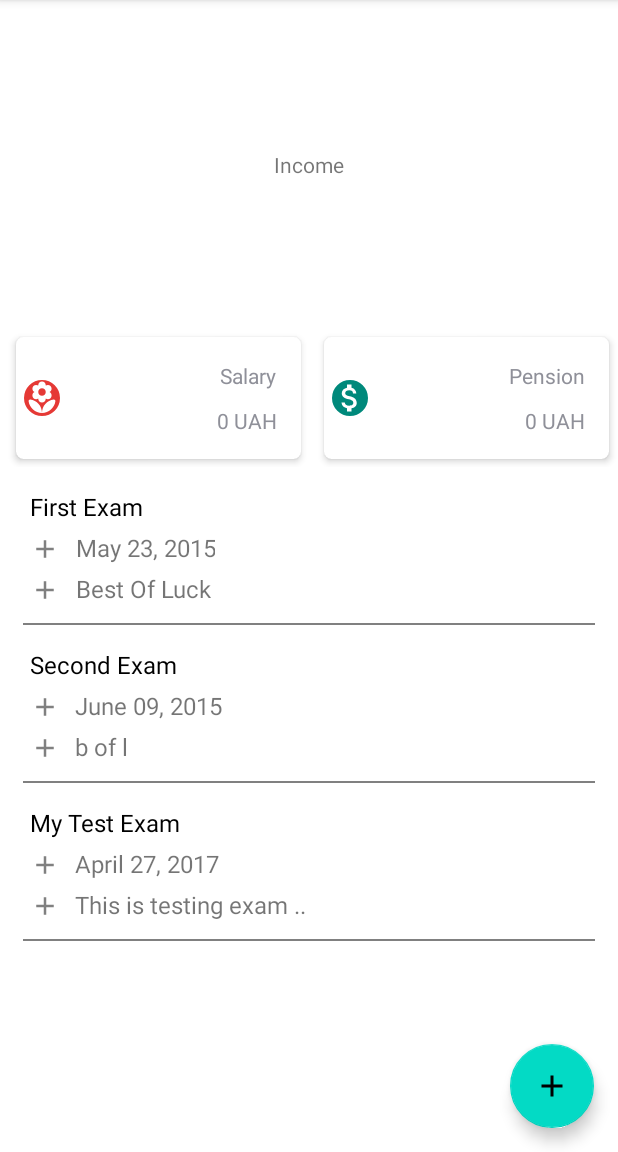
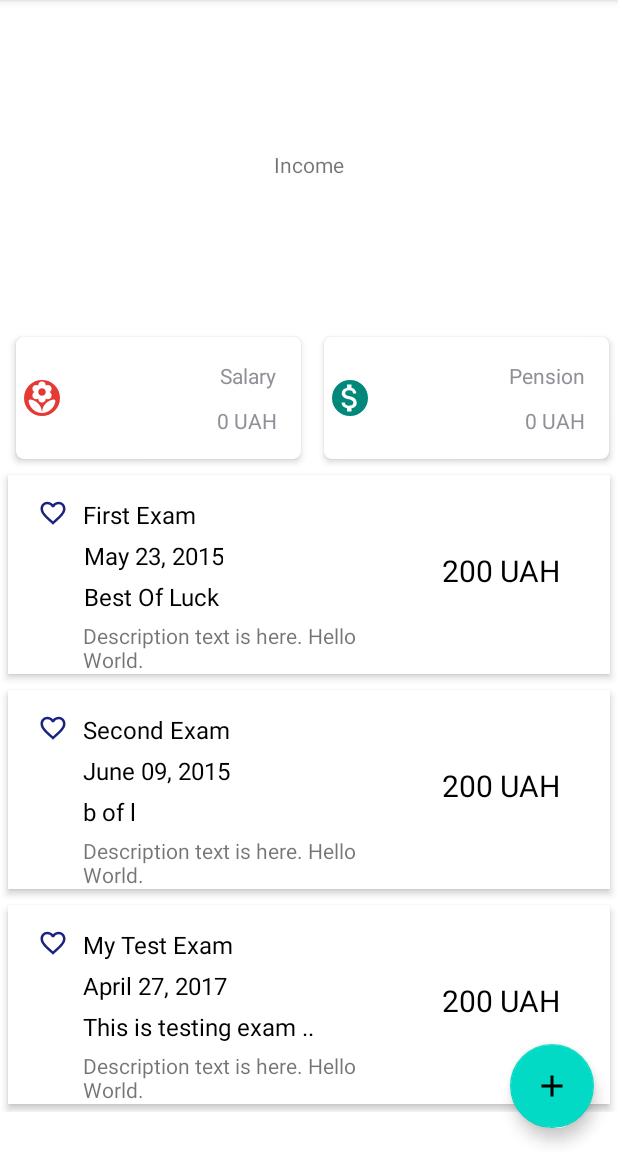
Before and after one commit to viitaliich/Pennychet, an Android app: the screen it shows after launch (MainActivity), after a tap on "First Exam", on a phone screen of 412 x 824 dp, the part 84-1236 px from its top. Run offline under Robolectric (Android 15) with nearby library versions, the phone set to English and light mode, and no system bars; our stand-ins replace Room's generated code; 1 other tap on this screen came first.

Commit message:
Modify XML of list Item
Modify XML of list Item

```diff
--- a/Pennychet/app/src/main/java/com/example/pennychet/MainActivity.java
+++ b/Pennychet/app/src/main/java/com/example/pennychet/MainActivity.java
@@ -31,9 +31,9 @@ import com.example.pennychet.database.Transaction;
 import com.example.pennychet.ui.ExpandableHeightGridView;
 import com.example.pennychet.ui.GridAdapter;
 import com.example.pennychet.ui.GridModel;
-import com.example.pennychet.ui.listAdapter;
-import com.example.pennychet.ui.listClickListener;
-import com.example.pennychet.ui.listData;
+import com.example.pennychet.ui.ListAdapter;
+import com.example.pennychet.ui.ListClickListener;
+import com.example.pennychet.ui.ListData;
 import com.github.mikephil.charting.charts.PieChart;
 import com.github.mikephil.charting.components.Description;
 import com.github.mikephil.charting.components.Legend;
@@ -56,9 +56,9 @@ public class MainActivity extends AppCompatActivity
     private static final String TAG = "MainActivity";
 
 
-    listAdapter listAdapter;
+    ListAdapter listAdapter;
     RecyclerView recyclerView;
-    listClickListener listener;
+    ListClickListener listener;
 
 
 
@@ -134,16 +134,16 @@ public class MainActivity extends AppCompatActivity
     }
 
     // Sample data for RecyclerView
-    private List<listData> getData()
+    private List<ListData> getData()
     {
-        List<listData> list = new ArrayList<>();
-        list.add(new listData("First Exam",
+        List<ListData> list = new ArrayList<>();
+        list.add(new ListData("First Exam",
                 "May 23, 2015",
                 "Best Of Luck"));
-        list.add(new listData("Second Exam",
+        list.add(new ListData("Second Exam",
                 "June 09, 2015",
                 "b of l"));
-        list.add(new listData("My Test Exam",
+        list.add(new ListData("My Test Exam",
                 "April 27, 2017",
                 "This is testing exam .."));
 
@@ -157,24 +157,18 @@ public class MainActivity extends AppCompatActivity
 
 
 
-        List<listData> list = new ArrayList<>();
-        list = getData();
+        List<ListData> list = getData();
 
-        recyclerView
-                = (RecyclerView)findViewById(
-                R.id.recyclerView);
-        listener = new listClickListener() {
+        recyclerView = (RecyclerView)findViewById(R.id.recyclerView);
+        listener = new ListClickListener() {
             @Override
             public void click(int index){
-                Toast.makeText(MainActivity.this, "clicked item index is " + index, Toast.LENGTH_LONG).show();
+                Toast.makeText(MainActivity.this, "clicked item index is " + index, Toast.LENGTH_SHORT).show();
             }
         };
-        listAdapter
-                = new listAdapter(
-                list, getApplication(),listener);
+        listAdapter = new ListAdapter(list, getApplication(),listener);
         recyclerView.setAdapter(listAdapter);
-        recyclerView.setLayoutManager(
-                new LinearLayoutManager(MainActivity.this));
+        recyclerView.setLayoutManager(new LinearLayoutManager(MainActivity.this));
 
 
 
--- /dev/null
+++ b/Pennychet/app/src/main/java/com/example/pennychet/ui/ListAdapter.java
@@ -0,0 +1,72 @@
+package com.example.pennychet.ui;
+
+import android.content.Context;
+import android.view.LayoutInflater;
+import android.view.View;
+import android.view.ViewGroup;
+
+import androidx.recyclerview.widget.RecyclerView;
+
+import com.example.pennychet.R;
+
+import java.util.Collections;
+import java.util.List;
+
+public class ListAdapter extends RecyclerView.Adapter<ListViewHolder> {
+
+    List<ListData> list;
+
+    Context context;
+    ListClickListener listener;
+
+    public ListAdapter(List<ListData> list, Context context, ListClickListener listener)
+    {
+        this.list = list;
+        this.context = context;
+        this.listener = listener;
+    }
+
+    @Override
+    public ListViewHolder
+    onCreateViewHolder(ViewGroup parent, int viewType)
+    {
+        Context context = parent.getContext();
+        LayoutInflater inflater = LayoutInflater.from(context);
+
+        // Inflate the layout
+        View photoView = inflater.inflate(R.layout.list_card_item, parent, false);
+
+        ListViewHolder viewHolder = new ListViewHolder(photoView);
+        return viewHolder;
+    }
+
+    @Override
+    public void
+    onBindViewHolder(final ListViewHolder viewHolder, final int position)
+    {
+        final int index = viewHolder.getAdapterPosition();
+        viewHolder.examName.setText(list.get(position).name);
+        viewHolder.examDate.setText(list.get(position).date);
+        viewHolder.examMessage.setText(list.get(position).message);
+        viewHolder.view.setOnClickListener(new View.OnClickListener() {
+            @Override
+            public void onClick(View view)
+            {
+                listener.click(index);
+            }
+        });
+    }
+
+    @Override
+    public int getItemCount()
+    {
+        return list.size();
+    }
+
+    @Override
+    public void onAttachedToRecyclerView(RecyclerView recyclerView)
+    {
+        super.onAttachedToRecyclerView(recyclerView);
+    }
+
+}
--- a/Pennychet/app/src/main/java/com/example/pennychet/ui/listClickListener.java
+++ b/Pennychet/app/src/main/java/com/example/pennychet/ui/ListClickListener.java
@@ -1,6 +1,6 @@
 package com.example.pennychet.ui;
 
-public interface listClickListener {
+public interface ListClickListener {
 
     void click(int index);
 
--- a/Pennychet/app/src/main/java/com/example/pennychet/ui/listData.java
+++ b/Pennychet/app/src/main/java/com/example/pennychet/ui/ListData.java
@@ -1,11 +1,11 @@
 package com.example.pennychet.ui;
 
-public class listData {
+public class ListData {
     String name;
     String date;
     String message;
 
-    public listData(String name,
+    public ListData(String name,
                     String date,
                     String message)
     {
--- /dev/null
+++ b/Pennychet/app/src/main/java/com/example/pennychet/ui/ListViewHolder.java
@@ -0,0 +1,26 @@
+package com.example.pennychet.ui;
+
+// ViewHolder code for RecyclerView
+
+import android.view.View;
+import android.widget.TextView;
+
+import androidx.recyclerview.widget.RecyclerView;
+
+import com.example.pennychet.R;
+
+public class ListViewHolder extends RecyclerView.ViewHolder {
+    TextView examName;
+    TextView examMessage;
+    TextView examDate;
+    View view;
+
+    ListViewHolder(View itemView)
+    {
+        super(itemView);
+        examName = (TextView)itemView.findViewById(R.id.categoryName);
+        examDate = (TextView)itemView.findViewById(R.id.accountName);
+        examMessage = (TextView)itemView.findViewById(R.id.transactionDate);
+        view = itemView;
+    }
+}
--- a/Pennychet/app/src/main/java/com/example/pennychet/ui/listAdapter.java
+++ /dev/null
@@ -1,90 +0,0 @@
-package com.example.pennychet.ui;
-
-import android.content.Context;
-import android.view.LayoutInflater;
-import android.view.View;
-import android.view.ViewGroup;
-
-import androidx.recyclerview.widget.RecyclerView;
-
-import com.example.pennychet.R;
-
-import java.util.Collections;
-import java.util.List;
-
-public class listAdapter
-        extends RecyclerView.Adapter<listViewHolder> {
-
-    List<listData> list
-            = Collections.emptyList();
-
-    Context context;
-    listClickListener listener;
-
-    public listAdapter(List<listData> list,
-                                Context context,listClickListener listiner)
-    {
-        this.list = list;
-        this.context = context;
-        this.listener = listiner;
-    }
-
-    @Override
-    public listViewHolder
-    onCreateViewHolder(ViewGroup parent,
-                       int viewType)
-    {
-
-        Context context
-                = parent.getContext();
-        LayoutInflater inflater
-                = LayoutInflater.from(context);
-
-        // Inflate the layout
-
-        View photoView
-                = inflater
-                .inflate(R.layout.list_card_item,
-                        parent, false);
-
-        listViewHolder viewHolder
-                = new listViewHolder(photoView);
-        return viewHolder;
-    }
-
-    @Override
-    public void
-    onBindViewHolder(final listViewHolder viewHolder,
-                     final int position)
-    {
-        final int index = viewHolder.getAdapterPosition();
-        viewHolder.examName
-                .setText(list.get(position).name);
-        viewHolder.examDate
-                .setText(list.get(position).date);
-        viewHolder.examMessage
-                .setText(list.get(position).message);
-        viewHolder.view.setOnClickListener(new View.OnClickListener() {
-            @Override
-            public void onClick(View view)
-            {
-                listener.click(index);
-            }
-        });
-    }
-
-    @Override
-    public int getItemCount()
-    {
-        return list.size();
-    }
-
-    @Override
-    public void onAttachedToRecyclerView(
-            RecyclerView recyclerView)
-    {
-        super.onAttachedToRecyclerView(recyclerView);
-    }
-
-
-}
--- a/Pennychet/app/src/main/java/com/example/pennychet/ui/listViewHolder.java
+++ /dev/null
@@ -1,33 +0,0 @@
-package com.example.pennychet.ui;
-
-// ViewHolder code for RecyclerView
-
-import android.view.View;
-import android.widget.TextView;
-
-import androidx.recyclerview.widget.RecyclerView;
-
-import com.example.pennychet.R;
-
-public class listViewHolder
-        extends RecyclerView.ViewHolder {
-    TextView examName;
-    TextView examMessage;
-    TextView examDate;
-    View view;
-
-    listViewHolder(View itemView)
-    {
-        super(itemView);
-        examName
-                = (TextView)itemView
-                .findViewById(R.id.examName);
-        examDate
-                = (TextView)itemView
-                .findViewById(R.id.examDate);
-        examMessage
-                = (TextView)itemView
-                .findViewById(R.id.examMessage);
-        view = itemView;
-    }
-}
--- a/Pennychet/app/src/main/res/layout/list_card_item.xml
+++ b/Pennychet/app/src/main/res/layout/list_card_item.xml
@@ -3,76 +3,89 @@
     xmlns:android="http://schemas.android.com/apk/res/android"
     xmlns:app="http://schemas.android.com/apk/res-auto"
     android:layout_width="match_parent"
-    android:layout_height="105dp">
+    android:layout_height="wrap_content"
+    android:outlineProvider="bounds"
+    android:background="@color/white"
+    android:elevation="3dp"
+    android:layout_margin="5dp"
+    >
+
+    <ImageView
+        android:id="@+id/categoryIcon"
+        android:layout_width="20dp"
+        android:layout_height="20dp"
+        app:tint="@color/ctg5"
+        android:layout_marginStart="20dp"
+        android:layout_marginTop="15dp"
+        app:srcCompat="@drawable/ic_baseline_favorite_border_24"/>
+
+    <TextView
+        android:layout_width="wrap_content"
+        android:layout_height="wrap_content"
+        android:id="@+id/categoryName"
+        android:text="Category"
+        android:textSize="16sp"
+        android:textColor="@color/black"
+        android:layout_marginStart="10dp"
+        android:layout_marginTop="15dp"
+        android:maxLines="1"
+        android:layout_toEndOf="@id/categoryIcon"
+        />
 
 
     <TextView
-        android:layout_width="200dp"
-        android:id="@+id/examName"
-        android:textSize="16sp"
-        android:layout_marginStart="20dp"
-        android:text="First Exam"
-        android:textColor="@color/black"
-        android:layout_marginEnd="20dp"
-        android:maxLines="1"
-        android:layout_marginTop="15dp"
-        android:layout_height="wrap_content"/>
-
-    <ImageView
-        android:id="@+id/examPic"
-        android:layout_width="20dp"
-        android:layout_height="20dp"
-        android:layout_below="@+id/examName"
-        app:tint="#808080"
-        android:layout_marginStart="20dp"
-        android:layout_marginTop="7dp"
-        app:srcCompat="@drawable/ic_baseline_add_24"/>
-
-    <TextView
-        android:id="@+id/examDate"
-        android:layout_toEndOf="@+id/examPic"
+        android:id="@+id/accountName"
         android:layout_width="wrap_content"
         android:layout_height="wrap_content"
-        android:layout_below="@+id/examName"
+        android:layout_below="@+id/categoryName"
+        android:layout_toEndOf="@+id/categoryIcon"
         android:layout_marginTop="5dp"
         android:layout_marginEnd="20dp"
         android:layout_marginStart="10dp"
+        android:text="Cash"
+        android:textColor="@color/black"
+        android:textSize="16sp"
         android:gravity="center"
-        android:text="May 23, 2015"
-        android:textSize="16sp"/>
-
-    <ImageView
-        android:id="@+id/examPic2"
-        android:layout_width="20dp"
-        android:layout_height="20dp"
-        android:layout_below="@+id/examDate"
-        app:tint="#808080"
-        android:layout_marginStart="20dp"
-        android:layout_marginTop="7dp"
-        app:srcCompat="@drawable/ic_baseline_add_24"/>
+        />
 
     <TextView
-        android:id="@+id/examMessage"
-        android:layout_toEndOf="@+id/examPic2"
+        android:id="@+id/transactionDate"
+        android:layout_toEndOf="@+id/categoryIcon"
+        android:layout_below="@+id/accountName"
         android:layout_width="wrap_content"
         android:layout_height="wrap_content"
-        android:layout_below="@+id/examDate"
         android:layout_marginEnd="20dp"
         android:layout_marginTop="5dp"
         android:layout_marginStart="10dp"
         android:gravity="center"
-        android:text="Best Of Luck"
+        android:text="27.01.2023"
+        android:textColor="@color/black"
         android:textSize="16sp"/>
 
+    <TextView
+        android:id="@+id/transactionDescription"
+        android:layout_toEndOf="@+id/categoryIcon"
+        android:layout_below="@+id/transactionDate"
+        android:layout_width="200dp"
+        android:layout_height="wrap_content"
+        android:layout_marginEnd="20dp"
+        android:layout_marginTop="5dp"
+        android:layout_marginStart="10dp"
+        android:text="Description text is here. Hello World."
+        android:textSize="14sp"/>
 
     <TextView
-        android:id="@+id/border2"
         android:layout_width="match_parent"
-        android:layout_height="1dp"
-        android:layout_marginStart="15dp"
+        android:layout_height="wrap_content"
+        android:id="@+id/categorySum"
+        android:text="200 UAH"
+        android:textSize="20sp"
+        android:textColor="@color/black"
+        android:layout_marginTop="50dp"
         android:layout_marginEnd="15dp"
-        android:layout_alignParentBottom="true"
-        android:background="#808080"/>
-
+        android:gravity="center"
+        android:maxLines="1"
+        android:layout_toEndOf="@+id/transactionDescription"
+        />
 
 </RelativeLayout>
```
